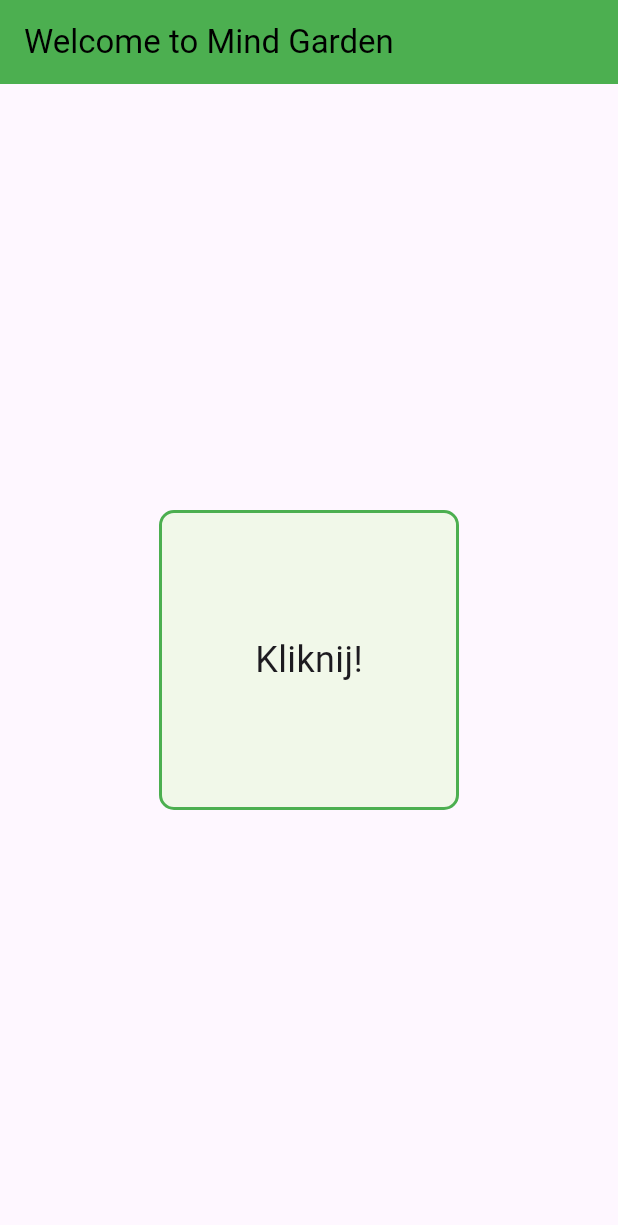
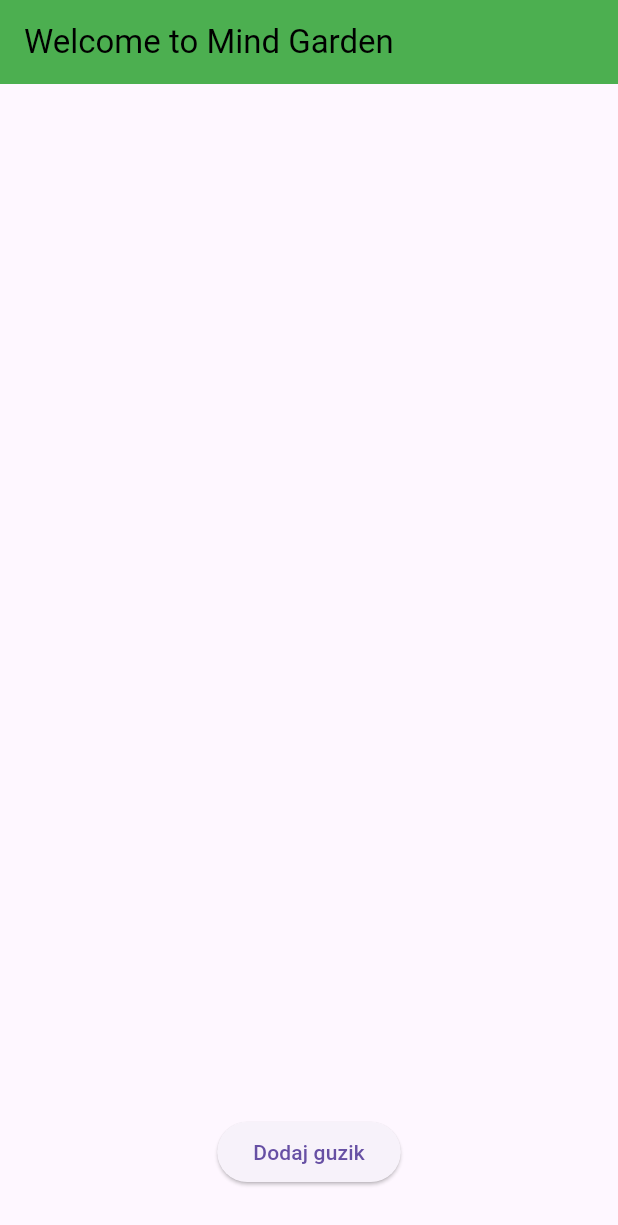
Before and after one commit to FrankiPLCZ/MindGargenApp, a Flutter app: the screen it shows after launch, on a phone screen of 412 x 824 dp. Shown: the top 1225 px of the screen. Run offline on Flutter 3.47's test engine with Material 3 defaults, Android fonts, the phone set to English and light mode, and no system bars.

Commit message:
Updated functionality to spawn buttons

```diff
--- a/mind_garden/lib/main.dart
+++ b/mind_garden/lib/main.dart
@@ -49,6 +49,8 @@ void main(List<String> args) {
 }
 
 class MindGardenApp extends StatelessWidget {
+  const MindGardenApp({super.key});
+
   @override
   Widget build(BuildContext context) {
     return MaterialApp(
@@ -58,23 +60,88 @@ class MindGardenApp extends StatelessWidget {
           backgroundColor: Colors.green,
           foregroundColor: Colors.black,
         ),
-        body: Center(
-          child: RippleButton(),
-        ),
+        body: const RippleSpawner(),
       ),
     );
   }
 }
 
+class RippleSpawner extends StatefulWidget {
+  const RippleSpawner({super.key});
+
+  @override
+  State<RippleSpawner> createState() => _RippleSpawnerState();
+}
+
+class _RippleSpawnerState extends State<RippleSpawner> {
+  final List<Widget> _ripples = [];
+  static const int maxRipples = 10;
+
+  void _spawnRipple() {
+    if (_ripples.length >= maxRipples) {
+      showDialog(
+        context: context,
+        builder: (context) => AlertDialog(
+          title: const Text('Limit osiągnięty'),
+          content: const Text('Zespawnowałeś już 10 złych myśli. Skup się na nich najpierw zanim ruszysz dalej.'),
+          actions: [
+            TextButton(
+              onPressed: () => Navigator.of(context).pop(),
+              child: const Text('OK'),
+            ),
+          ],
+        ),
+      );
+      return;
+    }
+    setState(() {
+      _ripples.add(RippleButton(
+        key: UniqueKey(),
+      ));
+    });
+  }
+
+  @override
+  Widget build(BuildContext context) {
+    return Stack(
+      children: [
+        // Wyśrodkowane ripple'y
+        Center(
+          child: Column(
+            mainAxisAlignment: MainAxisAlignment.center,
+            children: _ripples,
+          ),
+        ),
+        // Przycisk na dole ekranu
+        Positioned(
+          left: 0,
+          right: 0,
+          bottom: 32,
+          child: Center(
+            child: ElevatedButton(
+              onPressed: _spawnRipple,
+              child: const Text('Dodaj guzik'),
+            ),
+          ),
+        ),
+      ],
+    );
+  }
+}
+
 class RippleButton extends StatefulWidget {
+  const RippleButton({super.key});
+
   @override
   State<RippleButton> createState() => _RippleButtonState();
 }
 
 class _RippleButtonState extends State<RippleButton> with TickerProviderStateMixin {
-  final double size = 200;
+  final double size = 100;
   Offset? tapPosition;
   late AnimationController _controller;
+  double _opacity = 1.0;
+  bool _removed = false; // Dodaj flagę usunięcia
 
   @override
   void initState() {
@@ -94,13 +161,28 @@ class _RippleButtonState extends State<RippleButton> with TickerProviderStateMix
   void _startRipple(TapDownDetails details) {
     setState(() {
       tapPosition = details.localPosition;
+      _opacity = 0.0;
     });
     _controller.forward(from: 0);
+
+    // Usuń guzik po zakończeniu animacji opacity
+    Future.delayed(const Duration(milliseconds: 1500), () {
+      if (mounted) {
+        setState(() {
+          _removed = true;
+        });
+      }
+    });
   }
 
   @override
   Widget build(BuildContext context) {
-    return GestureDetector(
+    if (_removed) return const SizedBox.shrink();
+
+    return AnimatedOpacity(
+      opacity: _opacity,
+      duration: const Duration(milliseconds: 1500),
+      child: GestureDetector(
         onTapDown: _startRipple,
         child: CustomPaint(
           painter: RipplePainter(
@@ -117,9 +199,10 @@ class _RippleButtonState extends State<RippleButton> with TickerProviderStateMix
               border: Border.all(color: Colors.green, width: 2),
               borderRadius: BorderRadius.circular(10),
             ),
-          child: Text(
+            child: const Text(
               'Kliknij!',
               style: TextStyle(fontSize: 24),
+            ),
           ),
         ),
       ),
```
Also changed, not shown: Update1.txt (+18 -0 lines). Lines whose indentation alone changed are shown as unchanged.
